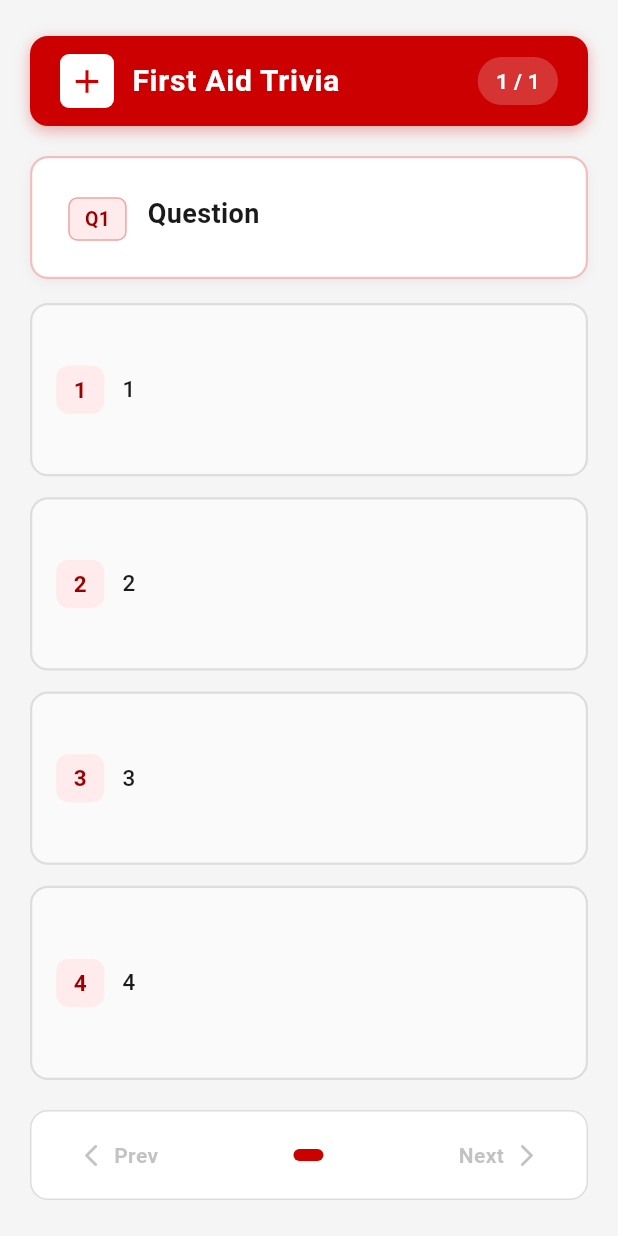
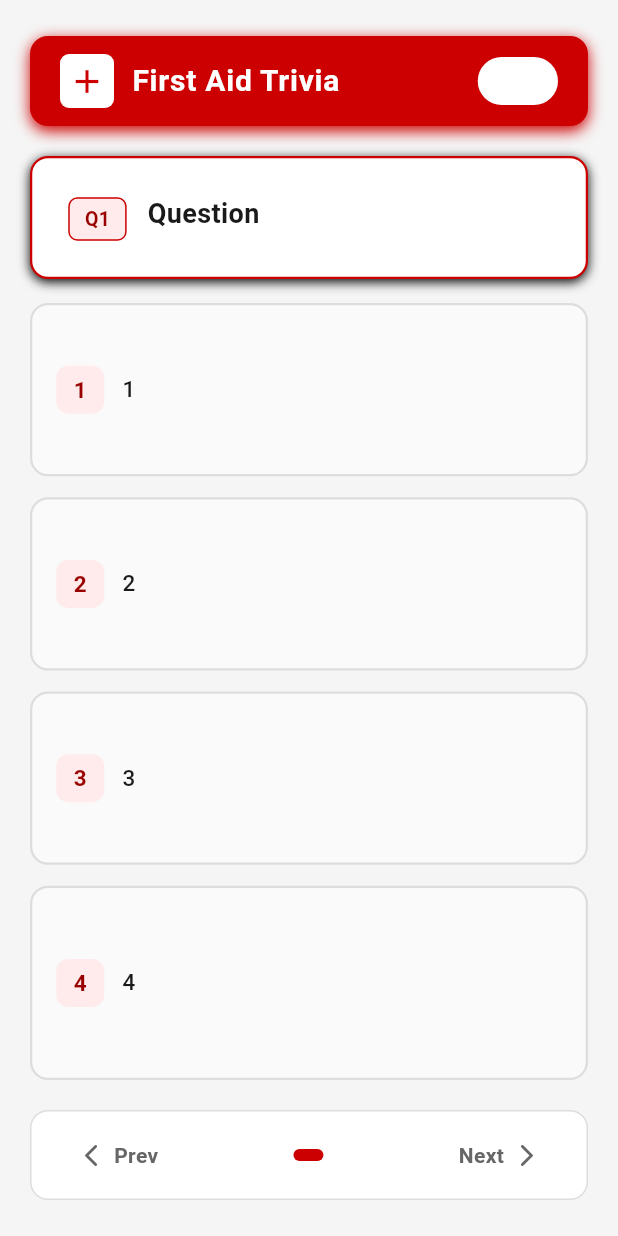
Before and after one commit to ihm1214/HerdA4G, a Flutter app: the TriviaScreen screen opened directly, on a phone screen of 412 x 824 dp. Run offline on Flutter 3.47's test engine with Material 3 defaults, Android fonts, the phone set to English and light mode, and no system bars.

Commit message:
last one I promise

```diff
--- a/lib/trivia.dart
+++ b/lib/trivia.dart
@@ -158,7 +158,7 @@ class _TriviaScreenState extends State<TriviaScreen> {
         color: kRed,
         borderRadius: BorderRadius.circular(12),
         boxShadow: [
-          BoxShadow(color: kRed.withOpacity(0.3), blurRadius: 8, offset: const Offset(0, 3)),
+          BoxShadow(color: kRed, blurRadius: 8, offset: const Offset(0, 3)),
         ],
       ),
       child: Row(
@@ -177,7 +177,7 @@ class _TriviaScreenState extends State<TriviaScreen> {
           Container(
             padding: const EdgeInsets.symmetric(horizontal: 12, vertical: 6),
             decoration: BoxDecoration(
-              color: kWhite.withOpacity(0.2),
+              color: kWhite,
               borderRadius: BorderRadius.circular(20),
             ),
             child: Text(
@@ -199,9 +199,9 @@ class _TriviaScreenState extends State<TriviaScreen> {
       decoration: BoxDecoration(
         color: kWhite,
         borderRadius: BorderRadius.circular(12),
-        border: Border.all(color: kRed.withOpacity(0.25), width: 1.5),
+        border: Border.all(color: kRed, width: 1.5),
         boxShadow: [
-          BoxShadow(color: Colors.black.withOpacity(0.05), blurRadius: 6, offset: const Offset(0, 2)),
+          BoxShadow(color: Colors.black, blurRadius: 6, offset: const Offset(0, 2)),
         ],
       ),
       child: Row(
@@ -213,7 +213,7 @@ class _TriviaScreenState extends State<TriviaScreen> {
             decoration: BoxDecoration(
               color: kRedLight,
               borderRadius: BorderRadius.circular(6),
-              border: Border.all(color: kRed.withOpacity(0.3)),
+              border: Border.all(color: kRed),
             ),
             child: Text(
               'Q${_questionIndex + 1}',
@@ -298,7 +298,7 @@ class _TriviaScreenState extends State<TriviaScreen> {
         textColor = kRedDark; labelBg = kRed; labelFg = kWhite;
         icon = Icons.cancel_rounded;
       } else {
-        borderColor = kBorder.withOpacity(0.5);
+        borderColor = kBorder;
         textColor   = kTextMuted;
       }
     }
@@ -313,7 +313,7 @@ class _TriviaScreenState extends State<TriviaScreen> {
           borderRadius: BorderRadius.circular(12),
           border: Border.all(color: borderColor, width: 1.5),
           boxShadow: (isSelected || (_answered && isCorrect))
-              ? [BoxShadow(color: borderColor.withOpacity(0.25), blurRadius: 8, offset: const Offset(0, 3))]
+              ? [BoxShadow(color: borderColor, blurRadius: 8, offset: const Offset(0, 3))]
               : [],
         ),
         child: Padding(
@@ -422,7 +422,7 @@ class _NavButton extends StatelessWidget {
 
   @override
   Widget build(BuildContext context) {
-    final color = enabled ? kRed : kTextMuted.withOpacity(0.4);
+    final color = enabled ? kRed : kTextMuted;
     final kids = <Widget>[
       if (!reversed) ...[Icon(icon, color: color, size: 18), const SizedBox(width: 6)],
       Text(label, style: TextStyle(color: color, fontWeight: FontWeight.w600, fontSize: 14)),
@@ -435,7 +435,7 @@ class _NavButton extends StatelessWidget {
         decoration: BoxDecoration(
           color: enabled ? kRedLight : Colors.transparent,
           borderRadius: BorderRadius.circular(8),
-          border: Border.all(color: enabled ? kRed.withOpacity(0.3) : Colors.transparent),
+          border: Border.all(color: enabled ? kRed : Colors.transparent),
         ),
         child: Row(mainAxisSize: MainAxisSize.min, children: kids),
       ),
```
